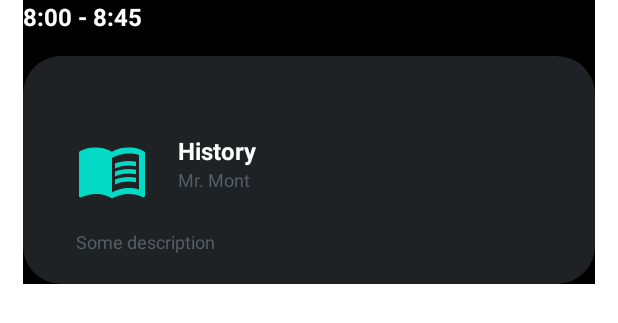
After one commit to Roman-Kov/MySchool, an Android app: the layout item_classes_classes.xml on its own in the app's theme, with its tools: preview values and no code run, on a phone screen of 412 x 824 dp. The commit adds this screen. Shown: the top 323 px of the screen. Run offline under Robolectric (Android 15) with nearby library versions, the phone set to English and light mode, and no system bars.

Commit message:
Добавил макет для item на экране Classes  и зависимости для groupies

```diff
--- a/app/build.gradle
+++ b/app/build.gradle
@@ -62,6 +62,10 @@ dependencies {
     implementation "androidx.navigation:navigation-ui-ktx:$nav_version"
     implementation "androidx.navigation:navigation-dynamic-features-fragment:$nav_version"
 
+    // Groupie
+    implementation 'com.xwray:groupie:2.8.0'
+    implementation 'com.xwray:groupie-kotlin-android-extensions:2.8.0'
+
     testImplementation 'junit:junit:4.12'
     androidTestImplementation 'androidx.test.ext:junit:1.1.2'
     androidTestImplementation 'androidx.test.espresso:espresso-core:3.3.0'
--- a/app/src/main/java/com/rojer_ko/myschool/presentation/ui/HomeScreenFragment.kt
+++ b/app/src/main/java/com/rojer_ko/myschool/presentation/ui/HomeScreenFragment.kt
@@ -4,15 +4,9 @@ import android.content.ActivityNotFoundException
 import android.content.Intent
 import android.graphics.Typeface
 import android.net.Uri
-import android.os.Bundle
 import android.text.Spannable
 import android.text.SpannableString
 import android.text.style.StyleSpan
-import android.view.LayoutInflater
-import android.view.View
-import android.view.ViewGroup
-import androidx.appcompat.widget.Toolbar
-import androidx.fragment.app.Fragment
 import androidx.recyclerview.widget.LinearLayoutManager
 import com.rojer_ko.myschool.R
 import com.rojer_ko.myschool.data.currentDateTime
@@ -60,15 +54,15 @@ class HomeScreenFragment : BaseFragment() {
             homeClassesAdapter = HomeClassesAdapter(onItemClickListener, data)
         }
 
-        if(classesRecyclerView.adapter == null) {
-            classesRecyclerView.adapter = homeClassesAdapter
-            classesRecyclerView.layoutManager = LinearLayoutManager(
+        if(classesHomeRecyclerView.adapter == null) {
+            classesHomeRecyclerView.adapter = homeClassesAdapter
+            classesHomeRecyclerView.layoutManager = LinearLayoutManager(
                 activity?.applicationContext, LinearLayoutManager.HORIZONTAL, false
             )
         }
 
-        if(classesRecyclerView.adapter != null){
-            classesRecyclerView.scrollToPosition(getCurrentSchoolClass(data, currentDateTime))
+        if(classesHomeRecyclerView.adapter != null){
+            classesHomeRecyclerView.scrollToPosition(getCurrentSchoolClass(data, currentDateTime))
         }
     }
 
--- a/app/src/main/res/layout/fragment_classes_screen.xml
+++ b/app/src/main/res/layout/fragment_classes_screen.xml
@@ -54,6 +54,12 @@
                 android:textSize="@dimen/text_size_normal"
                 android:layout_marginStart="@dimen/marginNormal"
                 tools:text="Today, 1 June"/>
+
+            <androidx.recyclerview.widget.RecyclerView
+                android:id="@+id/classesRecyclerView"
+                android:layout_width="match_parent"
+                android:layout_height="match_parent"
+                android:layout_marginTop="@dimen/marginNormal"/>
         </LinearLayout>
     </ScrollView>
 </FrameLayout>
--- a/app/src/main/res/layout/fragment_home_screen.xml
+++ b/app/src/main/res/layout/fragment_home_screen.xml
@@ -174,7 +174,7 @@
             </androidx.constraintlayout.widget.ConstraintLayout>
 
             <androidx.recyclerview.widget.RecyclerView
-                android:id="@+id/classesRecyclerView"
+                android:id="@+id/classesHomeRecyclerView"
                 android:layout_width="match_parent"
                 android:layout_height="wrap_content"
                 android:layout_marginTop="@dimen/marginNormal"/>
--- /dev/null
+++ b/app/src/main/res/layout/item_classes_classes.xml
@@ -0,0 +1,112 @@
+<?xml version="1.0" encoding="utf-8"?>
+<androidx.constraintlayout.widget.ConstraintLayout
+    xmlns:android="http://schemas.android.com/apk/res/android"
+    xmlns:app="http://schemas.android.com/apk/res-auto"
+    xmlns:tools="http://schemas.android.com/tools"
+    android:layout_width="match_parent"
+    android:layout_height="wrap_content"
+    android:background="@color/colorPrimaryDark"
+    android:layout_marginStart="@dimen/marginNormal"
+    android:layout_marginEnd="@dimen/marginNormal">
+
+    <TextView
+        android:id="@+id/classesItemTime"
+        android:layout_width="wrap_content"
+        android:layout_height="wrap_content"
+        app:layout_constraintStart_toStartOf="parent"
+        app:layout_constraintTop_toTopOf="parent"
+        android:textColor="@android:color/white"
+        style="@style/style_label_normal"
+        tools:text="8:00 - 8:45"/>
+
+    <androidx.constraintlayout.widget.ConstraintLayout
+        android:id="@+id/classesContainer"
+        android:layout_width="match_parent"
+        android:layout_height="0dp"
+        app:layout_constraintStart_toStartOf="parent"
+        app:layout_constraintTop_toBottomOf="@id/classesItemTime"
+        android:layout_marginTop="@dimen/marginNormal"
+        android:background="@drawable/background_rounded_recycler_item">
+
+        <androidx.constraintlayout.widget.ConstraintLayout
+            android:layout_width="wrap_content"
+            android:layout_height="wrap_content"
+            app:layout_constraintStart_toStartOf="parent"
+            app:layout_constraintTop_toTopOf="parent"
+            android:padding="@dimen/paddingNormal">
+            <ImageView
+                android:id="@+id/classesItemImage"
+                android:layout_width="wrap_content"
+                android:layout_height="wrap_content"
+                app:layout_constraintTop_toTopOf="parent"
+                app:layout_constraintBottom_toBottomOf="parent"
+                app:layout_constraintStart_toStartOf="parent"
+                android:src="@drawable/ic_baseline_book"
+                android:layout_marginStart="@dimen/marginNormal"/>
+
+            <TextView
+                android:id="@+id/classesItemSubjectTextView"
+                android:layout_width="wrap_content"
+                android:layout_height="wrap_content"
+                app:layout_constraintTop_toTopOf="@id/classesItemImage"
+                app:layout_constraintStart_toEndOf="@id/classesItemImage"
+                android:layout_marginStart="@dimen/marginSideNormal"
+                android:textColor="@android:color/white"
+                style="@style/style_label_normal"
+                tools:text = "History" />
+
+            <TextView
+                android:id="@+id/classesItemTeacher"
+                android:layout_width="wrap_content"
+                android:layout_height="wrap_content"
+                android:textColor="@color/colorPrimaryLight"
+                android:textSize="@dimen/text_size_small"
+                app:layout_constraintTop_toBottomOf="@id/classesItemSubjectTextView"
+                app:layout_constraintStart_toStartOf="@id/classesItemSubjectTextView"
+                tools:text = "Mr. Mont"/>
+
+            <TextView
+                android:layout_width="match_parent"
+                android:layout_height="wrap_content"
+                android:textColor="@color/colorPrimaryLight"
+                android:textSize="@dimen/text_size_small"
+                android:layout_marginTop="@dimen/marginNormal"
+                app:layout_constraintStart_toStartOf="@id/classesItemImage"
+                app:layout_constraintTop_toBottomOf="@id/classesItemImage"
+                tools:text="Some description"/>
+        </androidx.constraintlayout.widget.ConstraintLayout>
+        <LinearLayout
+            android:id="@+id/classesItemOpenSkypeBtn"
+            android:layout_width="80dp"
+            android:layout_height="match_parent"
+            app:layout_constraintEnd_toEndOf="parent"
+            app:layout_constraintTop_toTopOf="parent"
+            android:gravity="center_vertical"
+            android:orientation="vertical"
+            android:visibility="gone"
+            android:clickable="true"
+            android:focusable="true"
+            android:background="@drawable/background_start_skype_btn">
+
+            <LinearLayout
+                android:layout_width="wrap_content"
+                android:layout_height="wrap_content"
+                android:layout_gravity="center_vertical"
+                android:orientation="horizontal"
+                android:rotation="90">
+                <TextView
+                    android:layout_width="wrap_content"
+                    android:layout_height="wrap_content"
+                    android:textColor="@android:color/white"
+                    android:text="@string/open_in"
+                    style="@style/style_label_normal" />
+
+                <ImageView
+                    android:layout_width="wrap_content"
+                    android:layout_height="wrap_content"
+                    android:layout_marginStart="@dimen/marginSideSmall"
+                    android:src="@drawable/ic_baseline_videocam_24"/>
+            </LinearLayout>
+        </LinearLayout>
+    </androidx.constraintlayout.widget.ConstraintLayout>
+</androidx.constraintlayout.widget.ConstraintLayout>
```
